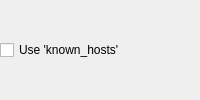
Before: the Qt Designer form ssh/src/configwidget.ui in albertlauncher/plugins, drawn with Qt 5.
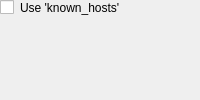
After: the same form once the commit is applied.

Commit message: [ssh] fix ugly widget strech

What changed in the file:
```diff
--- a/ssh/src/configwidget.ui
+++ b/ssh/src/configwidget.ui
@@ -2,7 +2,7 @@
 <ui version="4.0">
  <class>ConfigWidget</class>
  <widget class="QWidget" name="ConfigWidget">
-  <layout class="QVBoxLayout">
+  <layout class="QFormLayout" name="formLayout">
    <property name="leftMargin">
     <number>0</number>
    </property>
@@ -15,8 +15,15 @@
    <property name="bottomMargin">
     <number>0</number>
    </property>
-   <item>
+   <item row="0" column="0">
     <widget class="QCheckBox" name="checkBox_knownhosts">
+     <property name="text">
+      <string/>
+     </property>
+    </widget>
+   </item>
+   <item row="0" column="1">
+    <widget class="QLabel" name="label">
      <property name="text">
       <string>Use 'known_hosts'</string>
      </property>
```
